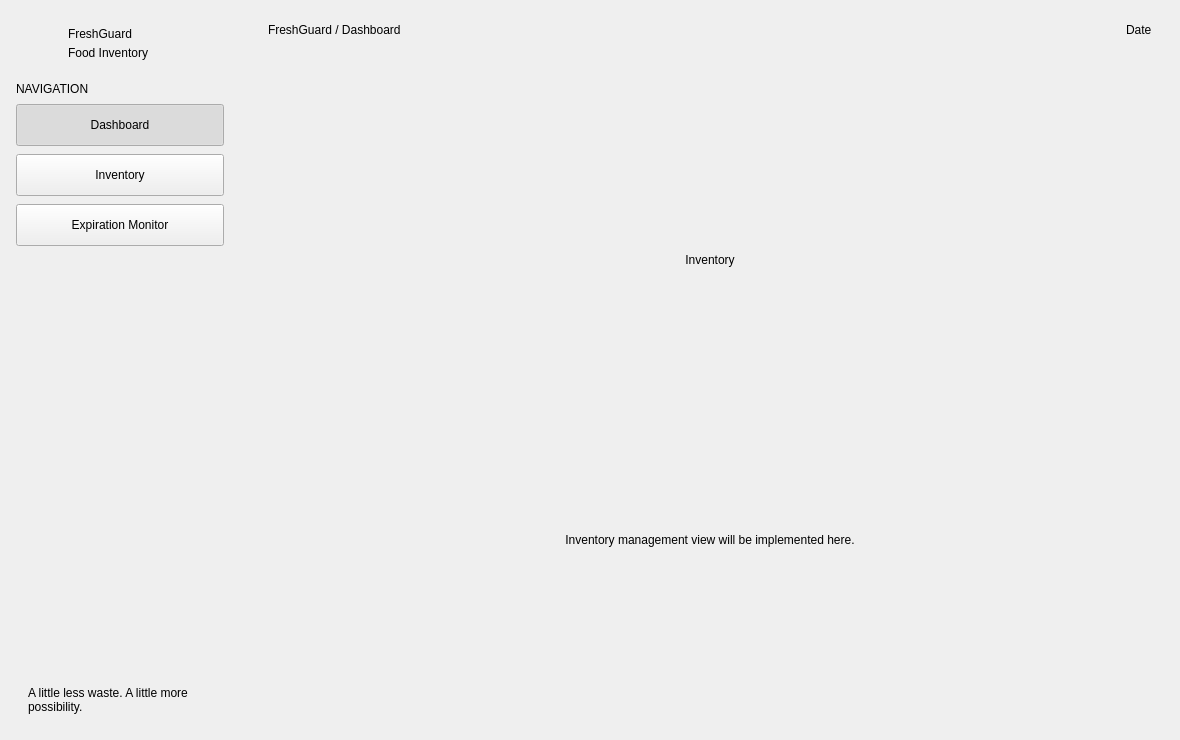
This is ui/mainwindow.ui in CaisarRezz/ProjekAkhirAlpro as Qt 5 draws it before an edit. The edited form follows.
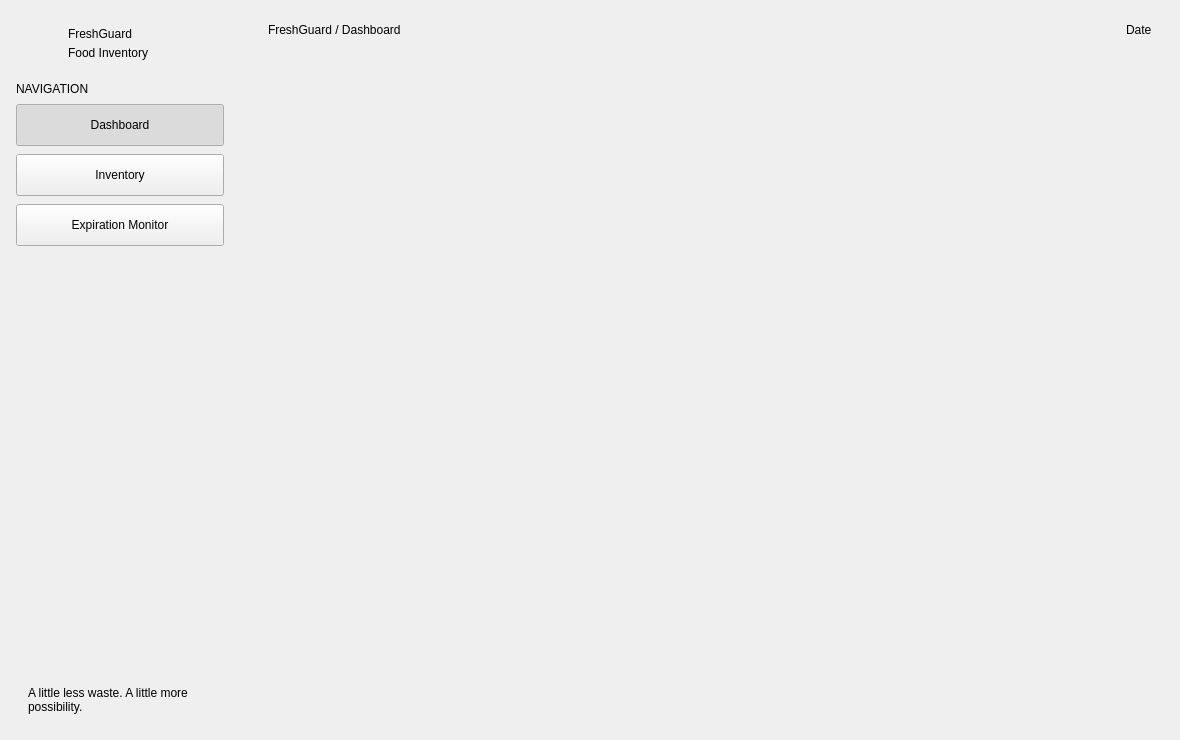
This is the edited form. The open tabs and pages were chosen to show the change.

The edit to the form file:
```diff
--- a/ui/mainwindow.ui
+++ b/ui/mainwindow.ui
@@ -350,63 +350,22 @@
           </layout>
          </widget>
          <widget class="QWidget" name="pageInventoryPlaceholder">
-          <layout class="QVBoxLayout" name="inventoryPlaceholderLayout">
-           <property name="leftMargin">
-            <number>28</number>
-           </property>
-           <property name="topMargin">
-            <number>24</number>
-           </property>
-           <property name="rightMargin">
-            <number>28</number>
-           </property>
-           <property name="bottomMargin">
-            <number>24</number>
-           </property>
-           <item>
-            <widget class="QFrame" name="inventoryPlaceholderCard">
-             <property name="frameShape">
-              <enum>QFrame::Shape::NoFrame</enum>
-             </property>
-             <layout class="QVBoxLayout" name="inventoryCardLayout">
+ <layout class="QVBoxLayout" name="inventoryPageContainerLayout">
               <property name="spacing">
-               <number>8</number>
+   <number>0</number>
               </property>
               <property name="leftMargin">
-               <number>32</number>
+   <number>0</number>
               </property>
               <property name="topMargin">
-               <number>40</number>
+   <number>0</number>
               </property>
               <property name="rightMargin">
-               <number>32</number>
+   <number>0</number>
               </property>
               <property name="bottomMargin">
-               <number>40</number>
-              </property>
-              <item>
-               <widget class="QLabel" name="inventoryPlaceholderTitle">
-                <property name="text">
-                 <string>Inventory</string>
-                </property>
-                <property name="alignment">
-                 <set>Qt::AlignmentFlag::AlignCenter</set>
-                </property>
-               </widget>
-              </item>
-              <item>
-               <widget class="QLabel" name="inventoryPlaceholderDesc">
-                <property name="text">
-                 <string>Inventory management view will be implemented here.</string>
-                </property>
-                <property name="alignment">
-                 <set>Qt::AlignmentFlag::AlignCenter</set>
-                </property>
-               </widget>
-              </item>
-             </layout>
-            </widget>
-           </item>
+   <number>0</number>
+  </property>
           </layout>
          </widget>
          <widget class="QWidget" name="pageExpirationPlaceholder">
```
Left out of the diff: 4 changed lines with no effect on the pictures. Lines whose indentation alone changed are shown as unchanged.
